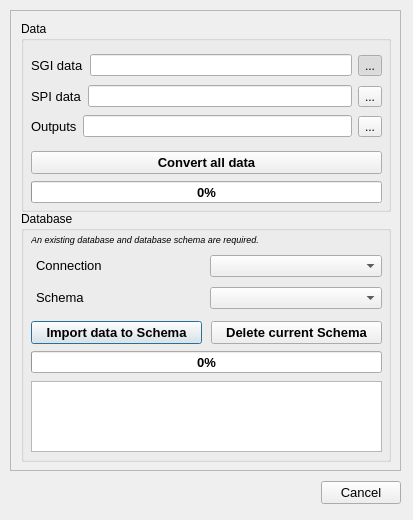
lfurtkevicova/kn-stuff, file skkn_tool/skkn_tool_dialog.ui: the form before one commit.
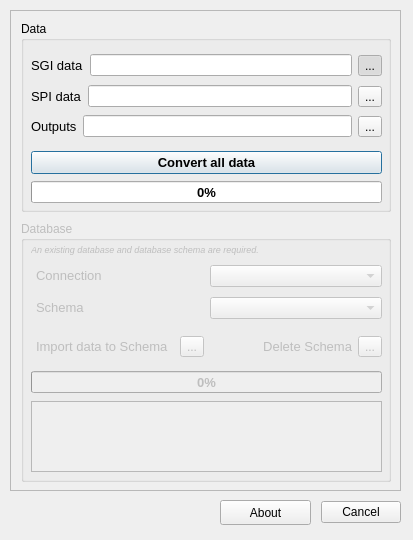
The form after the commit. Icons and pictures are not drawn.

Commit message: gui improved with new icons

Patch:
```diff
--- a/skkn_tool/skkn_tool_dialog.ui
+++ b/skkn_tool/skkn_tool_dialog.ui
@@ -7,7 +7,7 @@
     <x>0</x>
     <y>0</y>
     <width>413</width>
-    <height>520</height>
+    <height>540</height>
    </rect>
   </property>
   <property name="sizePolicy">
@@ -25,7 +25,7 @@
      <x>10</x>
      <y>10</y>
      <width>391</width>
-     <height>461</height>
+     <height>481</height>
     </rect>
    </property>
    <property name="sizePolicy">
@@ -43,18 +43,27 @@
       <x>0</x>
       <y>0</y>
       <width>389</width>
-      <height>459</height>
+      <height>479</height>
      </rect>
     </property>
     <widget class="QGroupBox" name="dataBase">
+     <property name="enabled">
+      <bool>false</bool>
+     </property>
      <property name="geometry">
       <rect>
        <x>10</x>
-       <y>200</y>
+       <y>210</y>
        <width>370</width>
-       <height>251</height>
+       <height>261</height>
       </rect>
      </property>
+     <property name="layoutDirection">
+      <enum>Qt::LeftToRight</enum>
+     </property>
+     <property name="autoFillBackground">
+      <bool>true</bool>
+     </property>
      <property name="locale">
       <locale language="Slovak" country="Slovakia"/>
      </property>
@@ -64,26 +73,12 @@
      <property name="alignment">
       <set>Qt::AlignJustify|Qt::AlignTop</set>
      </property>
-     <widget class="QPushButton" name="importButton">
-      <property name="geometry">
-       <rect>
-        <x>10</x>
-        <y>110</y>
-        <width>171</width>
-        <height>23</height>
-       </rect>
-      </property>
-      <property name="font">
-       <font>
-        <pointsize>10</pointsize>
-        <weight>75</weight>
-        <bold>true</bold>
-       </font>
-      </property>
-      <property name="text">
-       <string>Import data to Schema</string>
-      </property>
-     </widget>
+     <property name="flat">
+      <bool>true</bool>
+     </property>
+     <property name="checkable">
+      <bool>false</bool>
+     </property>
      <widget class="QWidget" name="gridLayoutWidget">
       <property name="geometry">
        <rect>
@@ -146,7 +141,7 @@
       <property name="geometry">
        <rect>
         <x>10</x>
-        <y>140</y>
+        <y>150</y>
         <width>351</width>
         <height>22</height>
        </rect>
@@ -166,32 +161,12 @@
       <property name="geometry">
        <rect>
         <x>10</x>
-        <y>170</y>
+        <y>180</y>
         <width>351</width>
         <height>71</height>
        </rect>
       </property>
      </widget>
-     <widget class="QPushButton" name="deleteSchema">
-      <property name="geometry">
-       <rect>
-        <x>190</x>
-        <y>110</y>
-        <width>171</width>
-        <height>23</height>
-       </rect>
-      </property>
-      <property name="font">
-       <font>
-        <pointsize>10</pointsize>
-        <weight>75</weight>
-        <bold>true</bold>
-       </font>
-      </property>
-      <property name="text">
-       <string>Delete current Schema</string>
-      </property>
-     </widget>
      <widget class="QLabel" name="label_4">
       <property name="geometry">
        <rect>
@@ -213,6 +188,70 @@
        <string>&lt;html&gt;&lt;head/&gt;&lt;body&gt;&lt;p&gt;&lt;span style=&quot; font-size:7pt; font-style:italic;&quot;&gt;An existing database and database schema are required.&lt;/span&gt;&lt;/p&gt;&lt;/body&gt;&lt;/html&gt;</string>
       </property>
      </widget>
+     <widget class="QWidget" name="horizontalLayoutWidget_4">
+      <property name="geometry">
+       <rect>
+        <x>10</x>
+        <y>110</y>
+        <width>351</width>
+        <height>31</height>
+       </rect>
+      </property>
+      <layout class="QHBoxLayout" name="horizontalLayout">
+       <item>
+        <widget class="QLabel" name="label_5">
+         <property name="font">
+          <font>
+           <pointsize>10</pointsize>
+          </font>
+         </property>
+         <property name="text">
+          <string>Import data to Schema</string>
+         </property>
+         <property name="indent">
+          <number>5</number>
+         </property>
+        </widget>
+       </item>
+       <item>
+        <widget class="QToolButton" name="toolButton_2">
+         <property name="text">
+          <string>...</string>
+         </property>
+         <property name="icon">
+          <iconset>
+           <normaloff>:/plugins/skkn_tool/icons/import.png</normaloff>:/plugins/skkn_tool/icons/import.png</iconset>
+         </property>
+        </widget>
+       </item>
+       <item>
+        <widget class="QLabel" name="label_6">
+         <property name="font">
+          <font>
+           <pointsize>10</pointsize>
+          </font>
+         </property>
+         <property name="text">
+          <string>Delete Schema</string>
+         </property>
+         <property name="alignment">
+          <set>Qt::AlignRight|Qt::AlignTrailing|Qt::AlignVCenter</set>
+         </property>
+        </widget>
+       </item>
+       <item>
+        <widget class="QToolButton" name="toolButton_3">
+         <property name="text">
+          <string>...</string>
+         </property>
+         <property name="icon">
+          <iconset>
+           <normaloff>:/plugins/skkn_tool/icons/delete.png</normaloff>:/plugins/skkn_tool/icons/delete.png</iconset>
+         </property>
+        </widget>
+       </item>
+      </layout>
+     </widget>
     </widget>
     <widget class="QGroupBox" name="data">
      <property name="geometry">
@@ -402,15 +441,15 @@
   <widget class="QDialogButtonBox" name="button_box">
    <property name="geometry">
     <rect>
-     <x>280</x>
-     <y>480</y>
-     <width>121</width>
+     <x>310</x>
+     <y>500</y>
+     <width>91</width>
      <height>25</height>
     </rect>
    </property>
    <property name="font">
     <font>
-     <pointsize>10</pointsize>
+     <pointsize>9</pointsize>
     </font>
    </property>
    <property name="orientation">
@@ -420,6 +459,28 @@
     <set>QDialogButtonBox::Cancel</set>
    </property>
   </widget>
+  <widget class="QPushButton" name="pushButton">
+   <property name="geometry">
+    <rect>
+     <x>220</x>
+     <y>500</y>
+     <width>91</width>
+     <height>25</height>
+    </rect>
+   </property>
+   <property name="font">
+    <font>
+     <pointsize>9</pointsize>
+    </font>
+   </property>
+   <property name="text">
+    <string>About</string>
+   </property>
+   <property name="icon">
+    <iconset>
+     <normaloff>:/plugins/skkn_tool/icons/about.png</normaloff>:/plugins/skkn_tool/icons/about.png</iconset>
+   </property>
+  </widget>
  </widget>
  <connections>
   <connection>
```
Left out of the diff: 7 changed lines with no effect on the pictures. The commit also changes 5 other files.
